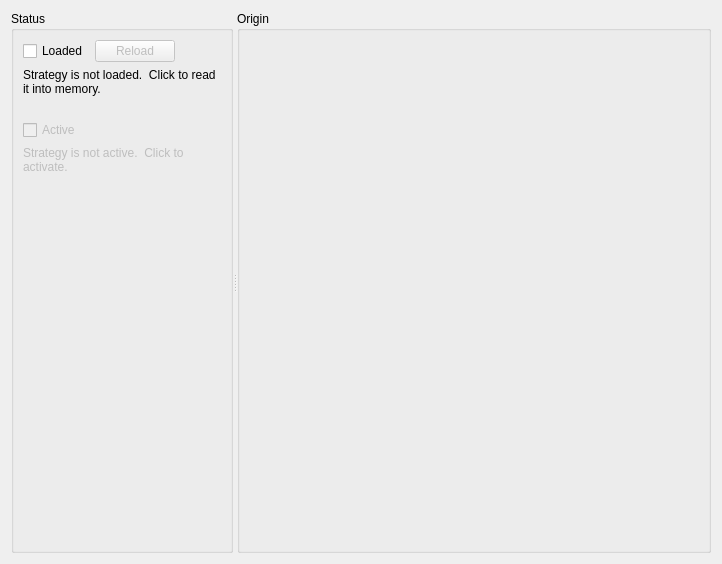
Old version of the form profit/workbench/widgets/ui_strategydisplay.ui in the repository hpsilva/profitpy.
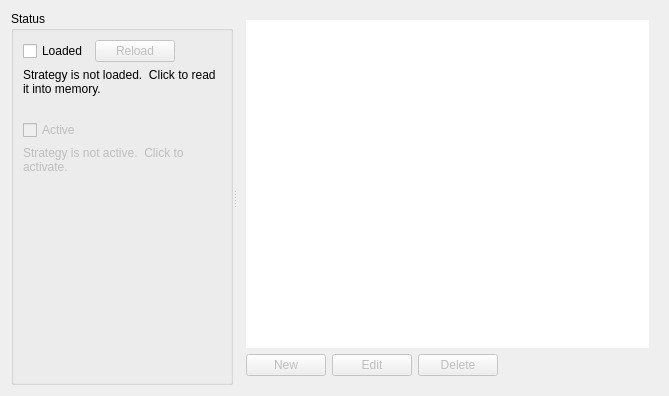
New version of the form. Icons and pictures are not drawn. Custom widgets are drawn as their Qt base class.

```diff
--- a/profit/workbench/widgets/ui_strategydisplay.ui
+++ b/profit/workbench/widgets/ui_strategydisplay.ui
@@ -5,8 +5,8 @@
    <rect>
     <x>0</x>
     <y>0</y>
-    <width>722</width>
-    <height>564</height>
+    <width>669</width>
+    <height>396</height>
    </rect>
   </property>
   <property name="windowTitle" >
@@ -161,50 +161,113 @@
        </item>
       </layout>
      </widget>
-     <widget class="QGroupBox" name="originGroup" >
+     <widget class="QFrame" name="originGroup" >
       <property name="sizePolicy" >
        <sizepolicy vsizetype="Expanding" hsizetype="Preferred" >
         <horstretch>1</horstretch>
         <verstretch>0</verstretch>
        </sizepolicy>
       </property>
-      <property name="title" >
-       <string>Origin</string>
+      <property name="title" stdset="0" >
+       <string/>
       </property>
-      <property name="flat" >
-       <bool>true</bool>
+      <property name="flat" stdset="0" >
+       <bool>false</bool>
       </property>
       <layout class="QVBoxLayout" >
-       <property name="spacing" >
-        <number>6</number>
-       </property>
-       <property name="margin" >
-        <number>9</number>
-       </property>
        <item>
-        <widget class="CallableSelectWidget" native="1" name="callableSelect" >
-         <property name="minimumSize" >
-          <size>
-           <width>64</width>
-           <height>64</height>
-          </size>
+        <widget class="QTableView" name="strategyTable" >
+         <property name="frameShape" >
+          <enum>QFrame::NoFrame</enum>
+         </property>
+         <property name="frameShadow" >
+          <enum>QFrame::Plain</enum>
+         </property>
+         <property name="alternatingRowColors" >
+          <bool>true</bool>
+         </property>
+         <property name="selectionMode" >
+          <enum>QAbstractItemView::SingleSelection</enum>
+         </property>
+         <property name="selectionBehavior" >
+          <enum>QAbstractItemView::SelectRows</enum>
+         </property>
+         <property name="gridStyle" >
+          <enum>Qt::DotLine</enum>
+         </property>
+         <property name="wordWrap" >
+          <bool>false</bool>
+         </property>
+         <property name="cornerButtonEnabled" >
+          <bool>false</bool>
          </property>
         </widget>
        </item>
+       <item>
+        <layout class="QHBoxLayout" name="horizontalLayout" >
+         <item>
+          <widget class="QPushButton" name="newButton" >
+           <property name="enabled" >
+            <bool>false</bool>
+           </property>
+           <property name="text" >
+            <string>New</string>
+           </property>
+           <property name="icon" >
+            <iconset resource="../../lib/widgets/profit.qrc" >
+             <normaloff>:/images/icons/filenew.png</normaloff>:/images/icons/filenew.png</iconset>
+           </property>
+          </widget>
+         </item>
+         <item>
+          <widget class="QPushButton" name="editButton" >
+           <property name="enabled" >
+            <bool>false</bool>
+           </property>
+           <property name="text" >
+            <string>Edit</string>
+           </property>
+           <property name="icon" >
+            <iconset resource="../../lib/widgets/profit.qrc" >
+             <normaloff>:/images/icons/kedit.png</normaloff>:/images/icons/kedit.png</iconset>
+           </property>
+          </widget>
+         </item>
+         <item>
+          <widget class="QPushButton" name="deleteButton" >
+           <property name="enabled" >
+            <bool>false</bool>
+           </property>
+           <property name="text" >
+            <string>Delete</string>
+           </property>
+           <property name="icon" >
+            <iconset resource="../../lib/widgets/profit.qrc" >
+             <normaloff>:/images/icons/editdelete.png</normaloff>:/images/icons/editdelete.png</iconset>
+           </property>
+          </widget>
+         </item>
+         <item>
+          <spacer name="horizontalSpacer" >
+           <property name="orientation" >
+            <enum>Qt::Horizontal</enum>
+           </property>
+           <property name="sizeHint" stdset="0" >
+            <size>
+             <width>40</width>
+             <height>20</height>
+            </size>
+           </property>
+          </spacer>
+         </item>
+        </layout>
+       </item>
       </layout>
      </widget>
     </widget>
    </item>
   </layout>
  </widget>
- <customwidgets>
-  <customwidget>
-   <class>CallableSelectWidget</class>
-   <extends>QWidget</extends>
-   <header location="global" >profit.lib.widgets.callableselectwidget.h</header>
-   <container>1</container>
-  </customwidget>
- </customwidgets>
  <tabstops>
   <tabstop>loadButton</tabstop>
   <tabstop>activeButton</tabstop>
```
Left out of the diff: 40 changed lines with no effect on the pictures.
